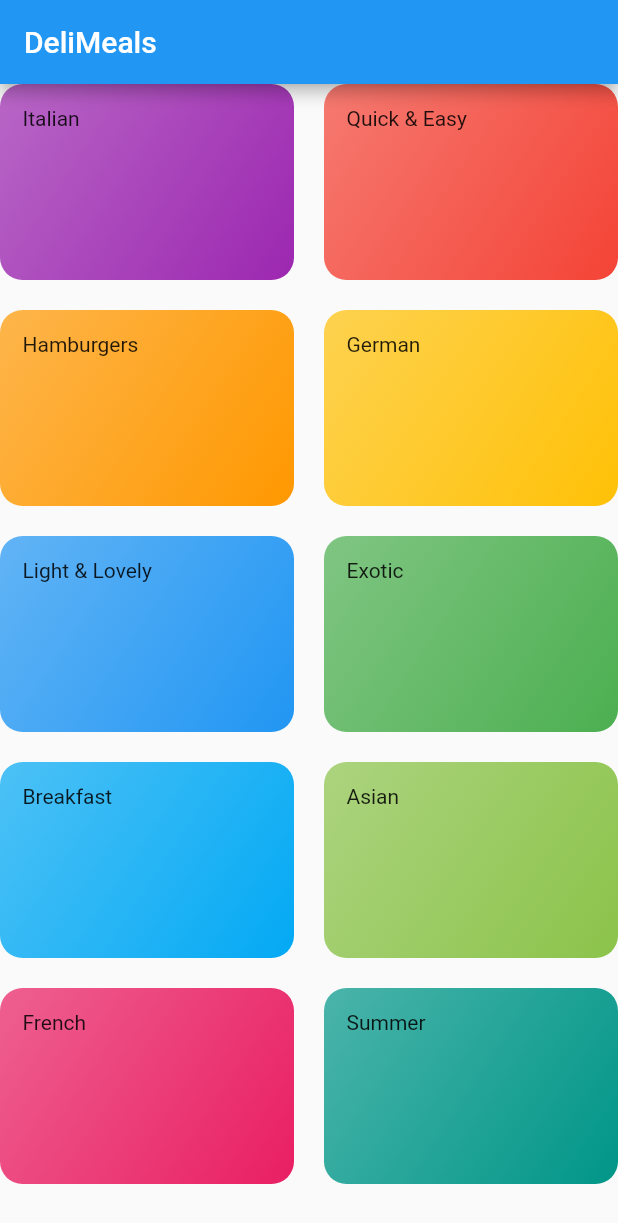
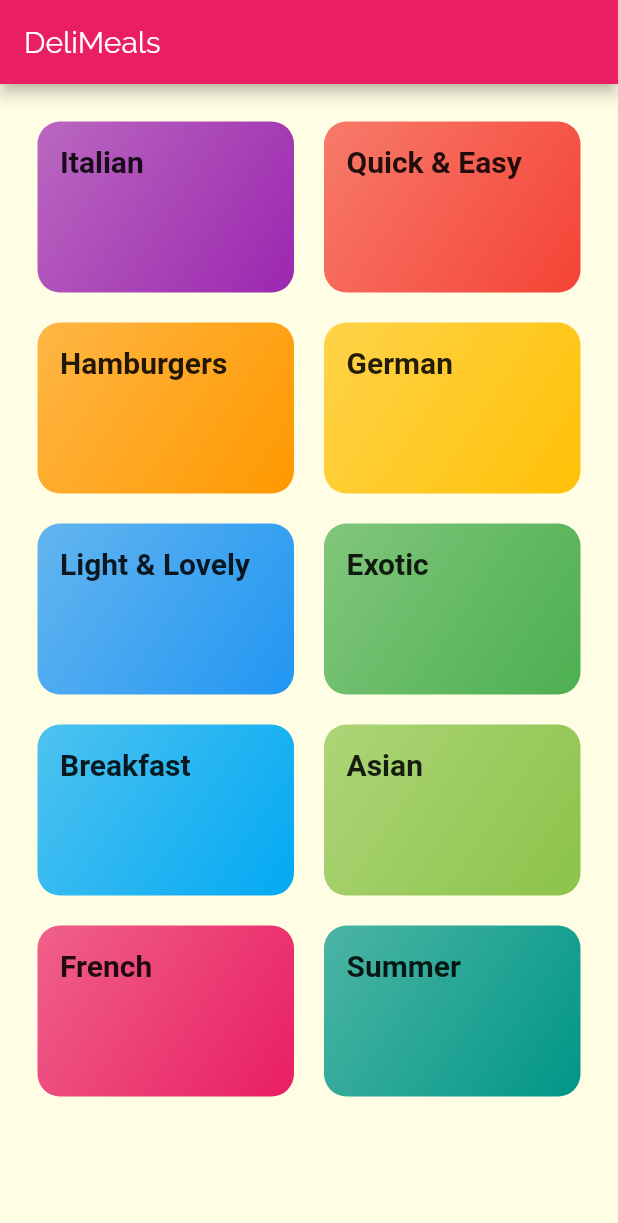
Before and after one commit to giorgiofrittoli/meal-flutter-app, a Flutter app: the screen it shows after launch, on a phone screen of 412 x 824 dp. Shown: the top 1223 px of the screen. Run offline on Flutter 3.47's test engine with Material 2 defaults, Android fonts, the phone set to English and light mode, and no system bars; Roboto replaces fonts that are missing (RobotoCondendsed).

Commit message:
category screen styling

```diff
--- a/lib/categories_screen.dart
+++ b/lib/categories_screen.dart
@@ -8,6 +8,7 @@
   Widget build(BuildContext context) {
     return Scaffold(
       body: GridView(
+        padding: const EdgeInsets.all(25),
         children: DUMMY_CATEGORIES
             .map((catData) => CategoryItem(catData.title, catData.color))
             .toList(),
--- a/lib/category_item.dart
+++ b/lib/category_item.dart
@@ -10,7 +10,10 @@
   Widget build(BuildContext context) {
     return Container(
       padding: const EdgeInsets.all(15),
-      child: Text(title),
+      child: Text(
+        title,
+        style: Theme.of(context).textTheme.headline6,
+      ),
       decoration: BoxDecoration(
         gradient: LinearGradient(
           colors: [
--- a/lib/main.dart
+++ b/lib/main.dart
@@ -10,7 +10,24 @@
     return MaterialApp(
       title: 'DeliMeals',
       theme: ThemeData(
-        primarySwatch: Colors.blue,
+        primarySwatch: Colors.pink,
+        accentColor: Colors.amber,
+        canvasColor: Color.fromRGBO(255, 254, 229, 1),
+        fontFamily: "Raleway",
+        textTheme: ThemeData.light().textTheme.copyWith(
+            bodyText2: TextStyle(
+              fontSize: 20,
+              color: Color.fromRGBO(20, 51, 51, 1),
+            ),
+            bodyText1: TextStyle(
+              fontSize: 20,
+              color: Color.fromRGBO(20, 51, 51, 1),
+            ),
+            headline6: TextStyle(
+              fontSize: 20,
+              fontFamily: "RobotoCondendsed",
+              fontWeight: FontWeight.bold,
+            )),
       ),
       home: CategoryScreen(),
     );
```
Also changed, not shown: pubspec.yaml (+17 -6 lines), assets/fonts/Raleway-Black.ttf (added), assets/fonts/Raleway-Bold.ttf (added), assets/fonts/Raleway-Regular.ttf (added), assets/fonts/RobotoCondensed-Bold.ttf (added), assets/fonts/RobotoCondensed-Italic.ttf (added), assets/fonts/RobotoCondensed-Light.ttf (added), assets/fonts/RobotoCondensed-Regular.ttf (added).
